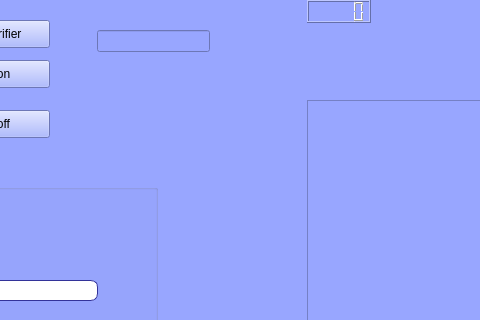
Above: arduino/Aruino/Aruino/mainwindow.ui from HmiziTamim/SMART_AID_ASSOCIATION_2A10 before the change; both pictures show x 193 to 673 and y 0 to 320 of the 1086 by 654 pixel window. Below: the same form after it.
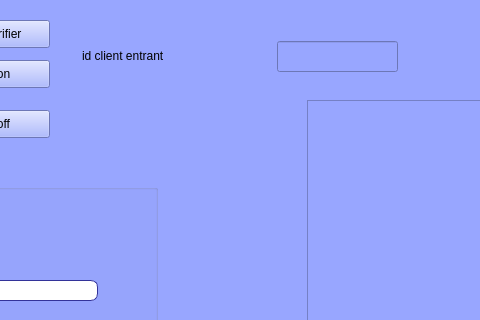
That is the form after the change. Icons and pictures are not drawn.

```diff
--- a/arduino/Aruino/Aruino/mainwindow.ui
+++ b/arduino/Aruino/Aruino/mainwindow.ui
@@ -104,16 +104,6 @@
      <string>Fermer la porte:</string>
     </property>
    </widget>
-   <widget class="QLCDNumber" name="lcdbyte">
-    <property name="geometry">
-     <rect>
-      <x>500</x>
-      <y>0</y>
-      <width>64</width>
-      <height>23</height>
-     </rect>
-    </property>
-   </widget>
    <widget class="QGroupBox" name="groupBox">
     <property name="geometry">
      <rect>
@@ -261,16 +251,29 @@
    <widget class="QLineEdit" name="idt">
     <property name="geometry">
      <rect>
-      <x>290</x>
-      <y>30</y>
-      <width>113</width>
-      <height>22</height>
+      <x>470</x>
+      <y>41</y>
+      <width>121</width>
+      <height>31</height>
      </rect>
     </property>
     <property name="text">
      <string/>
     </property>
    </widget>
+   <widget class="QLabel" name="label_4">
+    <property name="geometry">
+     <rect>
+      <x>275</x>
+      <y>45</y>
+      <width>191</width>
+      <height>21</height>
+     </rect>
+    </property>
+    <property name="text">
+     <string>id client entrant </string>
+    </property>
+   </widget>
   </widget>
   <widget class="QMenuBar" name="menubar">
    <property name="geometry">
```
